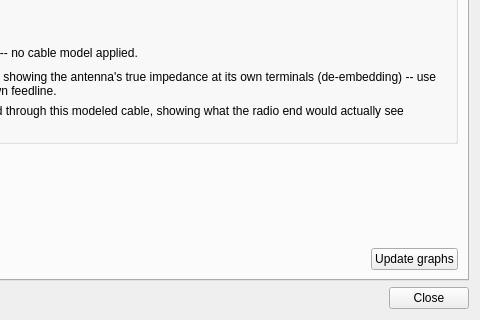
Before: the Qt Designer form src/settings.ui in K4HEZ/AntScopeZ, drawn with Qt 5; both pictures show x 317 to 797 and y 290 to 610 of the 797 by 610 pixel window.
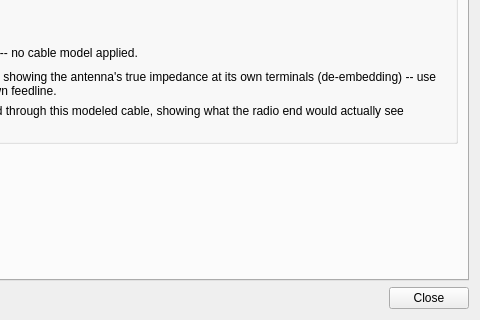
After: the same form once the commit is applied. The open tabs and pages were chosen to show the change. Custom widgets are drawn as their Qt base class.

Patch:
```diff
--- a/src/settings.ui
+++ b/src/settings.ui
@@ -1683,13 +1683,6 @@
            </property>
           </spacer>
          </item>
-         <item>
-          <widget class="QPushButton" name="updateGraphsBtn">
-           <property name="text">
-            <string>Update graphs</string>
-           </property>
-          </widget>
-         </item>
         </layout>
        </item>
       </layout>
```
Left out of the diff: 1 changed line with no effect on the pictures.
